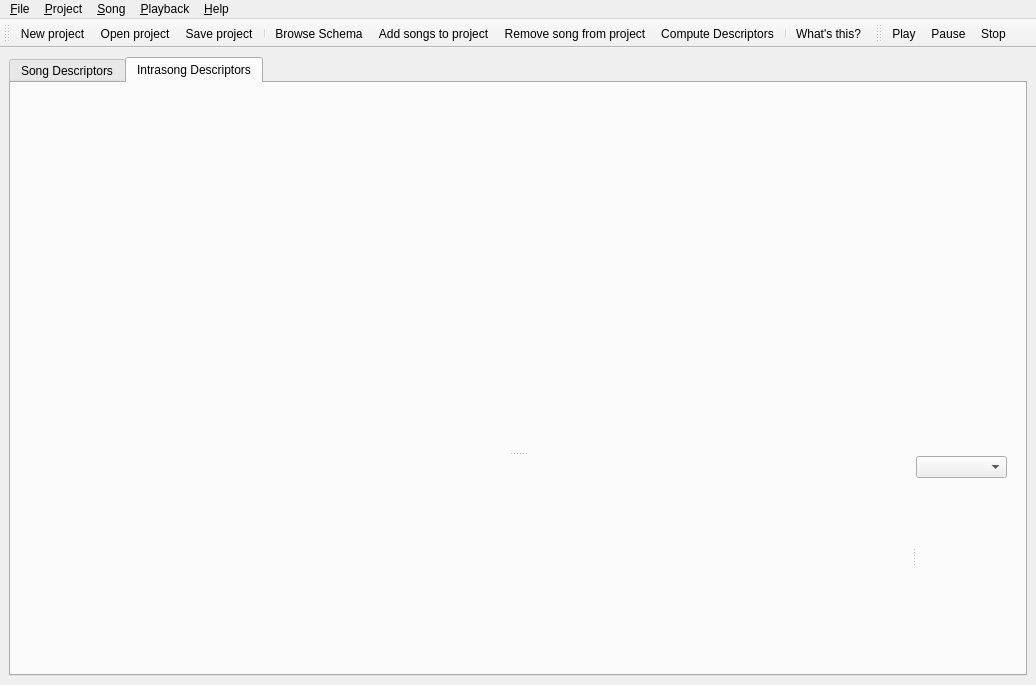
This is CLAM_Annotator/src/AnnotatorBase.qt4.ui in clam-project/clam as Qt 5 draws it before an edit. The edited form follows.
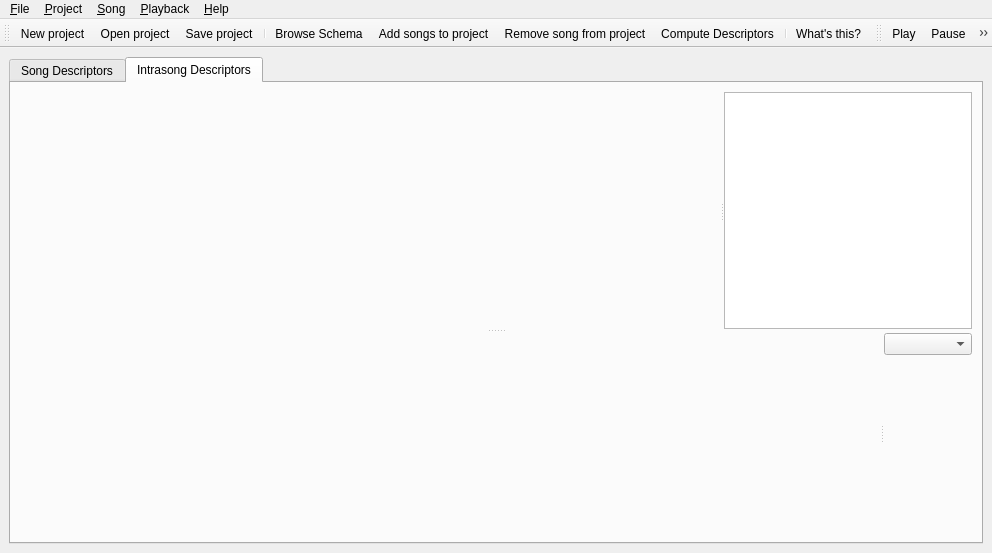
This is the edited form. The open tabs and pages were chosen to show the change. Icons and pictures are not drawn. Custom widgets are drawn as their Qt base class.

Commit message: 'What's this' feature is working again Layout changed to add a right list for choosing the displayed functions.

What changed in the file:
```diff
--- a/CLAM_Annotator/src/AnnotatorBase.qt4.ui
+++ b/CLAM_Annotator/src/AnnotatorBase.qt4.ui
@@ -8,8 +8,8 @@
    <rect>
     <x>0</x>
     <y>0</y>
-    <width>1036</width>
-    <height>685</height>
+    <width>992</width>
+    <height>553</height>
    </rect>
   </property>
   <property name="sizePolicy" >
@@ -142,26 +142,13 @@
          <number>6</number>
         </property>
         <item>
-         <widget class="QSplitter" name="splitter3" >
-          <property name="orientation" >
-           <enum>Qt::Horizontal</enum>
-          </property>
-          <widget class="QSplitter" name="splitter40" >
-           <property name="orientation" >
-            <enum>Qt::Vertical</enum>
-           </property>
-           <widget class="QWidget" name="layout11" >
-            <layout class="QHBoxLayout" >
-             <property name="margin" >
-              <number>9</number>
-             </property>
-             <property name="spacing" >
-              <number>6</number>
-             </property>
-             <item>
               <widget class="QSplitter" name="splitter" >
                <property name="orientation" >
                 <enum>Qt::Vertical</enum>
+          </property>
+          <widget class="QSplitter" name="splitter_2" >
+           <property name="orientation" >
+            <enum>Qt::Horizontal</enum>
                </property>
                <widget class="QWidget" name="mFrameLevelContainer" >
                 <property name="sizePolicy" >
@@ -188,6 +175,8 @@
 &lt;/ul></string>
                 </property>
                </widget>
+           <widget class="QListWidget" name="listWidget_2" />
+          </widget>
                <widget class="QSplitter" name="splitter" >
                 <property name="orientation" >
                  <enum>Qt::Horizontal</enum>
@@ -276,11 +265,6 @@
             </layout>
            </widget>
           </widget>
-         </widget>
-        </item>
-       </layout>
-      </widget>
-     </widget>
     </item>
    </layout>
   </widget>
@@ -318,7 +302,7 @@
     <rect>
      <x>0</x>
      <y>0</y>
-     <width>1036</width>
+     <width>992</width>
      <height>31</height>
     </rect>
    </property>
```
Lines whose indentation alone changed are shown as unchanged. The commit also changes 2 other files.
